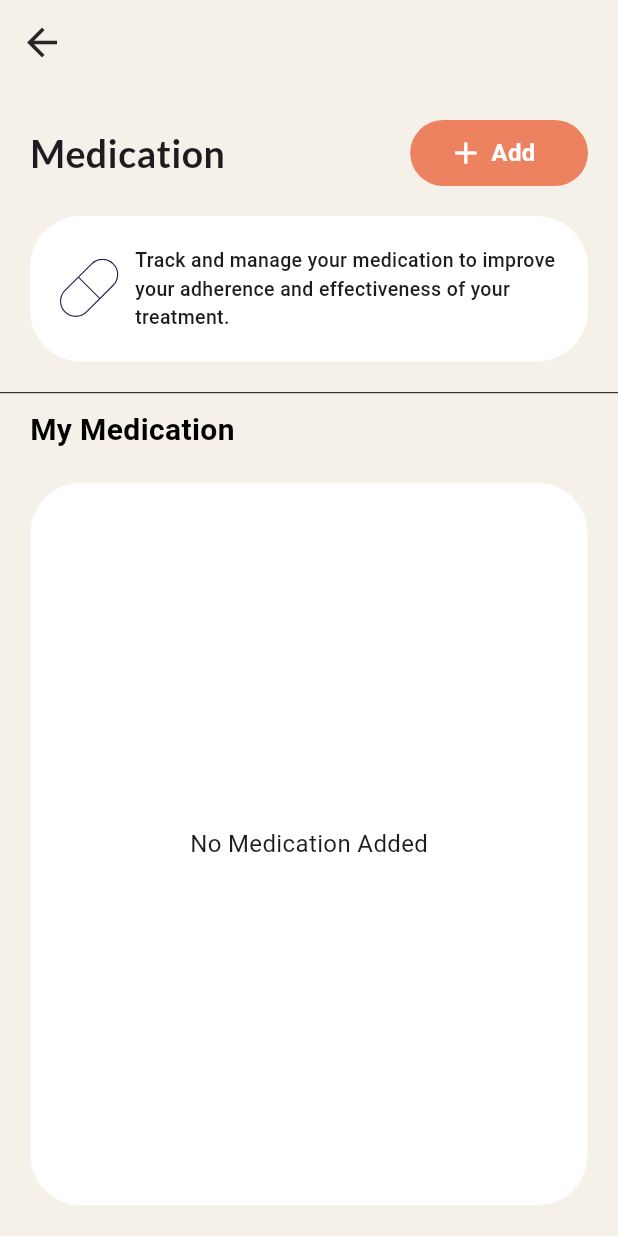
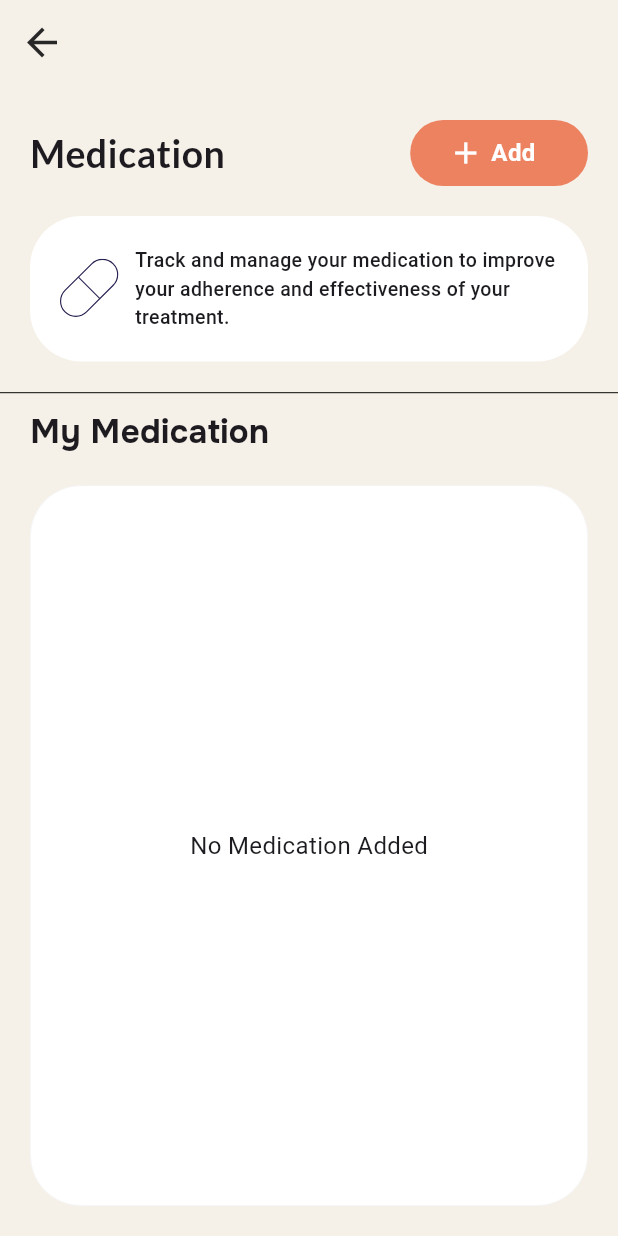
Before and after one commit to TshephangMogotsi/YouthSpot2025, a Flutter app: the screen it shows once a user with an empty profile is signed in, scrolled down 576 dp, after a tap on "Medication", on a phone screen of 412 x 824 dp. Run offline on Flutter 3.47's test engine with Material 3 defaults, Android fonts, the phone set to English and light mode, and no system bars; our stand-ins replace auto_size_text, awesome_notifications, cached_network_image, date_picker_timeline, device_info_plus, dio and 19 more; missing offline and left inert: day_night_time_picker, maps_launcher, pdfx; accounts and stored records are empty; project files that could hold a hidden picture were left out.

Commit message:
updated home page fonts

```diff
--- a/lib/app_entry.dart
+++ b/lib/app_entry.dart
@@ -4,13 +4,11 @@ import 'package:provider/provider.dart';
 import 'package:youthspot/providers/community_events_provider.dart';
 import 'package:youthspot/providers/event_provider.dart';
 import 'package:youthspot/screens/Account/account.dart';
-import 'package:youthspot/screens/events_screen.dart';
 import 'package:youthspot/screens/homepage.dart';
 import 'package:youthspot/screens/resources/resources.dart';
 import 'package:youthspot/screens/services/services.dart';
 import 'package:flutter_svg/flutter_svg.dart';
 
-import 'article_page.dart';
 import 'config/constants.dart';
 import 'config/theme_manager.dart';
 import 'services/services_locator.dart';
--- a/lib/global_widgets/section_header.dart
+++ b/lib/global_widgets/section_header.dart
@@ -1,5 +1,6 @@
 import 'package:flutter/material.dart';
 
+import '../config/font_constants.dart';
 import '../config/theme_manager.dart';
 import '../services/services_locator.dart';
 
@@ -18,11 +19,12 @@ class SectionHeader extends StatelessWidget {
       builder: (context, theme, snapshot) {
         return Text(
           title,
-          style: TextStyle(
-            color: theme == ThemeMode.dark ? Colors.white : Colors.black,
-            fontSize: 20,
-            fontWeight: FontWeight.bold,
-          ),
+          // style: TextStyle(
+          //   color: theme == ThemeMode.dark ? Colors.white : Colors.black,
+          //   fontSize: 20,
+          //   fontWeight: FontWeight.bold,
+          // ),
+             style: AppTextStyles.title
         );
       },
     );
--- a/lib/screens/homepage/my_spot.dart
+++ b/lib/screens/homepage/my_spot.dart
@@ -5,6 +5,7 @@ import '../../../config/theme_manager.dart';
 
 import '../../../services/services_locator.dart';
 
+import '../../config/font_constants.dart';
 import '../../global_widgets/primary_padding.dart';
 import '../../providers/event_provider.dart';
 import '../../providers/goal_provider.dart';
@@ -35,12 +36,13 @@ class MySpot extends StatelessWidget {
                 builder: (context, theme, snapshot) {
                   return Text(
                     "My spot",
-                    style: TextStyle(
-                      color:
-                          theme == ThemeMode.dark ? Colors.white : Colors.black,
-                      fontSize: 20,
-                      fontWeight: FontWeight.bold,
-                    ),
+                       style: AppTextStyles.title
+                    // style: TextStyle(
+                    //   color:
+                    //       theme == ThemeMode.dark ? Colors.white : Colors.black,
+                    //   fontSize: 20,
+                    //   fontWeight: FontWeight.bold,
+                    // ),
                   );
                 },
               ),
--- a/lib/screens/homepage/my_spot_card.dart
+++ b/lib/screens/homepage/my_spot_card.dart
@@ -1,5 +1,7 @@
 import 'package:flutter/material.dart';
 import 'package:flutter_svg/flutter_svg.dart';
+
+import '../../config/font_constants.dart';
 
 class MySpotCard extends StatelessWidget {
   const MySpotCard({
@@ -87,29 +89,26 @@ class MySpotCard extends StatelessWidget {
                                     BlendMode.srcIn,
                                   ),
                                 )
-                            : Image.asset(
-                                iconURL,
-                                width: 10,
-                                height: 10,
-                              ),
+                              : Image.asset(iconURL, width: 10, height: 10),
                         ),
                         const SizedBox(width: 10),
                         Text(
                           title,
-                          style: const TextStyle(
+                          style: AppTextStyles.primaryBigBold.copyWith(
                             color: Colors.white,
-                            fontSize: 16,
-                            fontWeight: FontWeight.bold,
                           ),
+                          // style: const TextStyle(
+                          //   color: Colors.white,
+                          //   fontSize: 16,
+                          //   fontWeight: FontWeight.bold,
+                          // ),
                         ),
                       ],
                     ),
                   ],
                 ),
               ),
-              const SizedBox(
-                height: 5,
-              ),
+              const SizedBox(height: 5),
             ],
           ),
         ),
--- a/lib/screens/homepage/news_carousel.dart
+++ b/lib/screens/homepage/news_carousel.dart
@@ -22,7 +22,7 @@ class NewsCarousel extends StatelessWidget {
           child: Row(
             mainAxisAlignment: MainAxisAlignment.spaceBetween,
             children: [
-              const SectionHeader(title: 'Articles'),
+               SectionHeader(title: 'Articles',),
               InkWell(
                 onTap: () {
                   Navigator.push(
--- a/lib/screens/homepage_list_tile.dart
+++ b/lib/screens/homepage_list_tile.dart
@@ -4,8 +4,8 @@ import 'package:flutter_svg_provider/flutter_svg_provider.dart';
 import '../../config/theme_manager.dart';
 import '../../services/services_locator.dart';
 import '../config/constants.dart';
+import '../config/font_constants.dart';
 import '../global_widgets/primary_padding.dart';
-
 
 class HomePageListTile extends StatelessWidget {
   const HomePageListTile({
@@ -24,12 +24,11 @@ class HomePageListTile extends StatelessWidget {
   Widget build(BuildContext context) {
     final themeManager = getIt<ThemeManager>();
 
-
     return GestureDetector(
       onTap: onTap,
       child: ValueListenableBuilder<ThemeMode>(
         valueListenable: themeManager.themeMode,
-        builder: (context,theme, snapshot) {
+        builder: (context, theme, snapshot) {
           return PrimaryPadding(
             child: Container(
               padding: const EdgeInsets.all(10),
@@ -42,7 +41,7 @@ class HomePageListTile extends StatelessWidget {
                   Container(
                     height: 90,
                     width: 90,
-                margin: const EdgeInsets.all(3),
+                    margin: const EdgeInsets.all(3),
                     decoration: BoxDecoration(
                       borderRadius: BorderRadius.circular(innerBorderRadius),
                       image: DecorationImage(
@@ -56,16 +55,21 @@ class HomePageListTile extends StatelessWidget {
                     child: Column(
                       crossAxisAlignment: CrossAxisAlignment.start,
                       children: [
-                        Text(title, style: homePageListTitleStyleLight),
-                        Text(subtitle, style: subTitleStyle),
+                        Text(
+                          title,
+                          style: AppTextStyles.primaryBigBold
+                        ),
+                        Text(subtitle,    style: AppTextStyles.secondaryRegular.copyWith(
+                         color:  const Color.fromARGB(255, 63, 63, 63)
+                        )),
                       ],
                     ),
-                  )
+                  ),
                 ],
               ),
             ),
           );
-        }
+        },
       ),
     );
   }
```
Also changed, not shown: lib/screens/homepage.dart (+18 -12 lines). Lines whose indentation alone changed are shown as unchanged.
